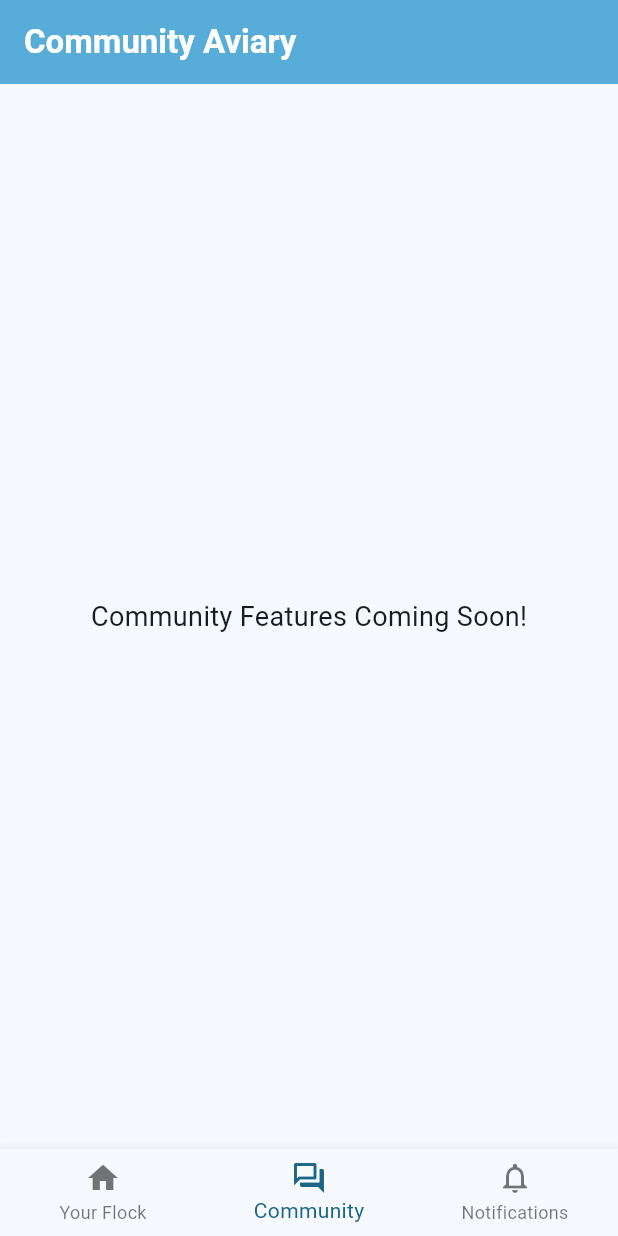
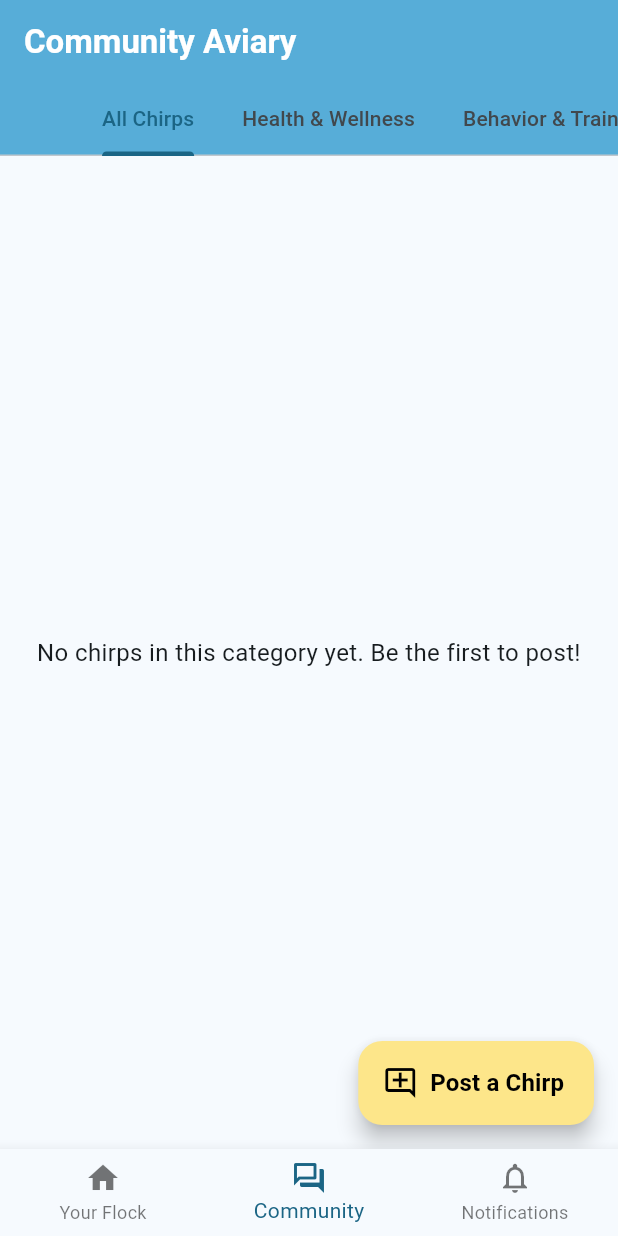
Before and after one commit to abhijit-arora/cockatiel-companion, a Flutter app: the screen it shows once a user with an empty profile is signed in, item 2 of the bottom bar chosen, on a phone screen of 412 x 824 dp. Run offline on Flutter 3.47's test engine with Material 3 defaults, Android fonts, the phone set to English and light mode, and no system bars; our stand-ins replace cloud_firestore, cloud_functions, firebase_auth, firebase_core, firebase_storage, flutter_local_notifications and 3 more; accounts and stored records are empty.

Commit message:
feat: Implement core Chirp creation and display
Adds the foundational UI and Firestore logic for posting and viewing text-based Chirps. Implements server-side unique Aviary Names for privacy. Includes initial logic for media uploads. Solves security rules and indexing for the community collection.

```diff
--- a/lib/screens/community_screen.dart
+++ b/lib/screens/community_screen.dart
@@ -1,19 +1,76 @@
 import 'package:flutter/material.dart';
+import 'package:cockatiel_companion/widgets/community/chirp_list.dart';
+import 'package:cockatiel_companion/screens/create_chirp_screen.dart';
 
-class CommunityScreen extends StatelessWidget {
+// A list to define our categories. Keeping it here makes it easy to manage.
+const List<String> _categories = [
+  'All Chirps',
+  'Health & Wellness',
+  'Behavior & Training',
+  'Nutrition & Diet',
+  'Cage, Toys & Gear',
+  'General Chat',
+];
+
+class CommunityScreen extends StatefulWidget {
   const CommunityScreen({super.key});
+
+  @override
+  State<CommunityScreen> createState() => _CommunityScreenState();
+}
+
+// We need TickerProviderStateMixin to handle the TabController animation.
+class _CommunityScreenState extends State<CommunityScreen> with TickerProviderStateMixin {
+  late final TabController _tabController;
+
+  @override
+  void initState() {
+    super.initState();
+    _tabController = TabController(length: _categories.length, vsync: this);
+  }
+
+  @override
+  void dispose() {
+    _tabController.dispose();
+    super.dispose();
+  }
 
   @override
   Widget build(BuildContext context) {
     return Scaffold(
       appBar: AppBar(
         title: const Text('Community Aviary'),
+        bottom: TabBar(
+          controller: _tabController,
+          isScrollable: true,
+          tabs: _categories.map((String category) {
+            return Tab(text: category);
+          }).toList(),
+        ),
       ),
-      body: const Center(
-        child: Text(
-          'Community Features Coming Soon!',
-          style: TextStyle(fontSize: 18),
-        ),
+      body: TabBarView(
+        controller: _tabController,
+        // Use our new, reusable ChirpList widget for each tab.
+        children: _categories.map((String category) {
+          return ChirpList(category: category);
+        }).toList(),
+      ),
+      floatingActionButton: FloatingActionButton.extended(
+        onPressed: () {
+          // Get the currently selected category from the TabController.
+          final String currentCategory = _categories[_tabController.index];
+
+          Navigator.of(context).push(
+            MaterialPageRoute(
+              builder: (context) => CreateChirpScreen(
+                // Pass the current category, but not if it's "All Chirps".
+                initialCategory: currentCategory == 'All Chirps' ? null : currentCategory,
+              ),
+            ),
+          );
+        },
+        label: const Text('Post a Chirp'),
+        icon: const Icon(Icons.add_comment_outlined),
       ),
     );
   }
--- a/lib/screens/home_screen.dart
+++ b/lib/screens/home_screen.dart
@@ -423,12 +423,15 @@ class _HomePageState extends State<HomePage> {
   Future<void> _determineAviaryId() async {
     final user = FirebaseAuth.instance.currentUser;
     if (user == null) {
-      setState(() => _isLoading = false);
+      if (mounted) setState(() => _isLoading = false);
       return;
     }
 
     final userDoc = await FirebaseFirestore.instance.collection('users').doc(user.uid).get();
 
+    // It's possible the user signs out while the network request is in flight.
+    // So we must check if the widget is still mounted BEFORE calling setState.
+    if (mounted) {
       if (userDoc.exists && userDoc.data()!.containsKey('partOfAviary')) {
         // This user is a CAREGIVER in someone else's Aviary
         setState(() {
@@ -444,3 +447,4 @@ class _HomePageState extends State<HomePage> {
       }
     }
   }
+}
--- /dev/null
+++ b/lib/widgets/community/chirp_list.dart
@@ -0,0 +1,88 @@
+import 'package:cloud_firestore/cloud_firestore.dart';
+import 'package:flutter/material.dart';
+
+class ChirpList extends StatelessWidget {
+  final String category;
+
+  const ChirpList({super.key, required this.category});
+
+  @override
+  Widget build(BuildContext context) {
+    // 1. Build the base query to our new collection.
+    Query query = FirebaseFirestore.instance
+        .collection('community_chirps')
+        .orderBy('createdAt', descending: true);
+
+    // 2. If a specific category is selected (not 'All Chirps'), filter by it.
+    if (category != 'All Chirps') {
+      query = query.where('category', isEqualTo: category);
+    }
+
+    return StreamBuilder<QuerySnapshot>(
+      stream: query.snapshots(),
+      builder: (context, snapshot) {
+        // 3. Handle loading, error, and empty states.
+        if (snapshot.connectionState == ConnectionState.waiting) {
+          return const Center(child: CircularProgressIndicator());
+        }
+        if (snapshot.hasError) {
+          return const Center(child: Text('Something went wrong.'));
+        }
+        if (!snapshot.hasData || snapshot.data!.docs.isEmpty) {
+          return const Center(
+            child: Padding(
+              padding: EdgeInsets.all(16.0),
+              child: Text(
+                'No chirps in this category yet. Be the first to post!',
+                textAlign: TextAlign.center,
+              ),
+            ),
+          );
+        }
+
+        final chirps = snapshot.data!.docs;
+
+        // 4. Build the list of Chirps.
+        return ListView.builder(
+          itemCount: chirps.length,
+          itemBuilder: (context, index) {
+            final chirp = chirps[index];
+            final data = chirp.data() as Map<String, dynamic>;
+
+            final String title = data['title'] ?? 'No Title';
+            final String authorLabel = data['authorLabel'] ?? 'Anonymous';
+            final int replyCount = data['replyCount'] ?? 0;
+            final int upvoteCount = data['upvoteCount'] ?? 0;
+            // TODO: We will add date formatting later for a cleaner look.
+            final String timestamp = data['createdAt']?.toString() ?? 'No date';
+
+            return Card(
+              margin: const EdgeInsets.symmetric(horizontal: 8, vertical: 4),
+              child: ListTile(
+                title: Text(title),
+                subtitle: Text('Posted by $authorLabel'),
+                leading: Column(
+                  mainAxisAlignment: MainAxisAlignment.center,
+                  children: [
+                    const Icon(Icons.arrow_upward_outlined, size: 20),
+                    Text(upvoteCount.toString()),
+                  ],
+                ),
+                trailing: Column(
+                  mainAxisAlignment: MainAxisAlignment.center,
+                  children: [
+                    const Icon(Icons.comment_outlined, size: 20),
+                    Text(replyCount.toString()),
+                  ],
+                ),
+                onTap: () {
+                  // TODO: Navigate to the detailed Chirp view screen.
+                },
+              ),
+            );
+          },
+        );
+      },
+    );
+  }
+}
```
Also changed, not shown: lib/screens/aviary_management_screen.dart (+85 -0 lines), lib/screens/create_chirp_screen.dart (added, +262 -0 lines), pubspec.yaml (+10 -6 lines), pubspec.lock, 8 other files. Lines whose indentation alone changed are shown as unchanged.
